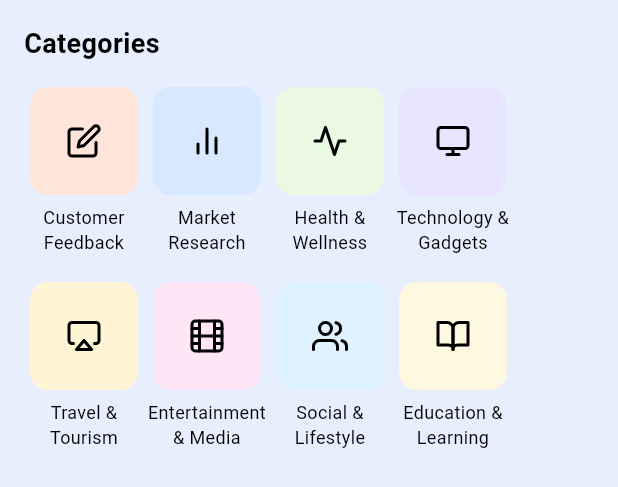
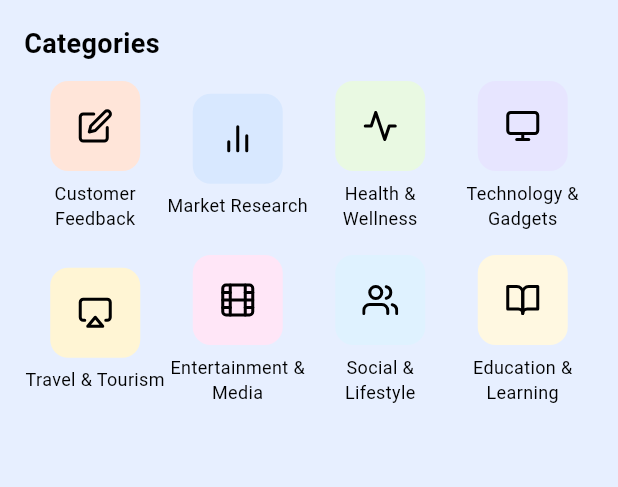
Before and after one commit to qt-dpatel/drsya_mobile_app, a Flutter app: the Categories widget shown alone on an empty page, opened directly, on a phone screen of 412 x 824 dp. Shown: the top 487 px of the screen. Run offline on Flutter 3.47's test engine with Material 3 defaults, Android fonts, the phone set to English and light mode, and no system bars; our stand-ins replace flutter_feather_icons, flutter_svg.

Commit message:
Fixes in responces

```diff
--- a/lib/categories.dart
+++ b/lib/categories.dart
@@ -49,14 +49,42 @@ class Categories extends StatelessWidget {
       },
     ];
 
+    // Split categories into two rows
+    List<Map<String, dynamic>> firstRow = categories.sublist(0, 4);
+    List<Map<String, dynamic>> secondRow = categories.sublist(4, 8);
+
+    Widget buildCategory(Map<String, dynamic> category) {
+      return Expanded(
+        child: Column(
+          mainAxisSize: MainAxisSize.min,
+          children: [
+            Container(
+              padding: const EdgeInsets.all(18),
+              decoration: BoxDecoration(
+                color: category["color"],
+                borderRadius: BorderRadius.circular(12),
+              ),
+              child: Icon(category["icon"], color: Colors.black, size: 24),
+            ),
+            const SizedBox(height: 6),
+            Text(
+              category["label"]!,
+              textAlign: TextAlign.center,
+              maxLines: 2,
+              style: const TextStyle(fontSize: 12, color: Colors.black),
+            ),
+          ],
+        ),
+      );
+    }
+
     return Container(
       width: double.infinity,
       padding: const EdgeInsets.symmetric(vertical: 16, horizontal: 16.0),
-      decoration: BoxDecoration(
+      decoration: const BoxDecoration(
         color: Color.fromRGBO(231, 239, 255, 1),
       ),
       child: Column(
-        spacing: 16,
         crossAxisAlignment: CrossAxisAlignment.start,
         children: [
           const Text(
@@ -64,41 +92,15 @@ class Categories extends StatelessWidget {
             style: TextStyle(
                 fontSize: 18, fontWeight: FontWeight.bold, color: Colors.black),
           ),
-          SizedBox(
-            width: double.infinity,
-            child: Wrap(
-              spacing: 2, // Horizontal spacing
-              runSpacing: 18, // Vertical spacing
-              alignment: WrapAlignment.start,
-              children: categories.map((category) {
-                return SizedBox(
-                  width: 80,
-                  child: Column(
-                    mainAxisSize: MainAxisSize.min,
-                    children: [
-                      Container(
-                        padding: const EdgeInsets.all(24),
-                        decoration: BoxDecoration(
-                          color: category["color"],
-                          borderRadius: BorderRadius.circular(12),
-                        ),
-                        child: Icon(category["icon"],
-                            color: Colors.black, size: 24),
-                      ),
-                      const SizedBox(height: 6),
-                      Text(
-                        category["label"]!,
-                        textAlign: TextAlign.center,
-                        maxLines: 2,
-                        style:
-                            const TextStyle(fontSize: 12, color: Colors.black),
-                      ),
-                    ],
-                  ),
-                );
-              }).toList(),
-            ),
-          ),
+          const SizedBox(height: 12),
+          Row(
+              children:
+                  firstRow.map((category) => buildCategory(category)).toList()),
+          const SizedBox(height: 16),
+          Row(
+              children: secondRow
+                  .map((category) => buildCategory(category))
+                  .toList()),
         ],
       ),
     );
```
Also changed, not shown: lib/common_widgets/app_bar.dart (+14 -8 lines).
